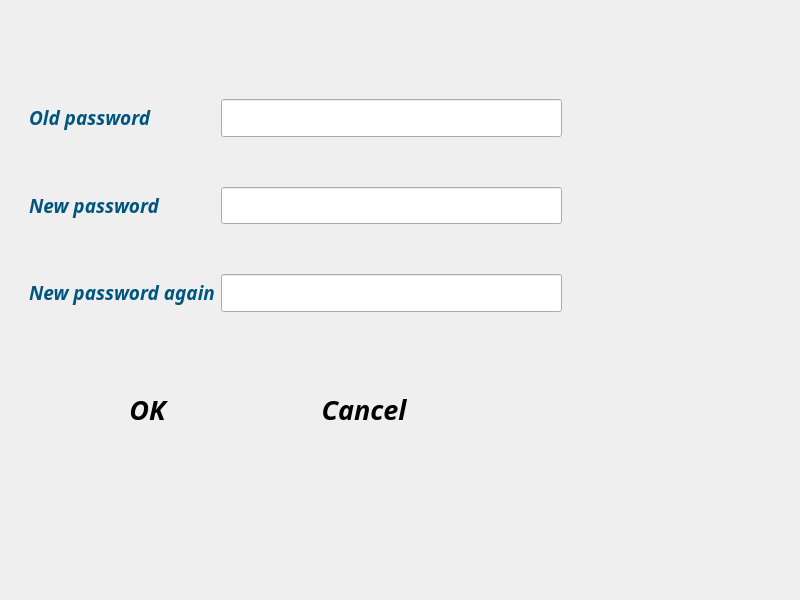
Above: ChangePassword.ui from Phoveran/CrowdSourcing before the change. Below: the same form after it.
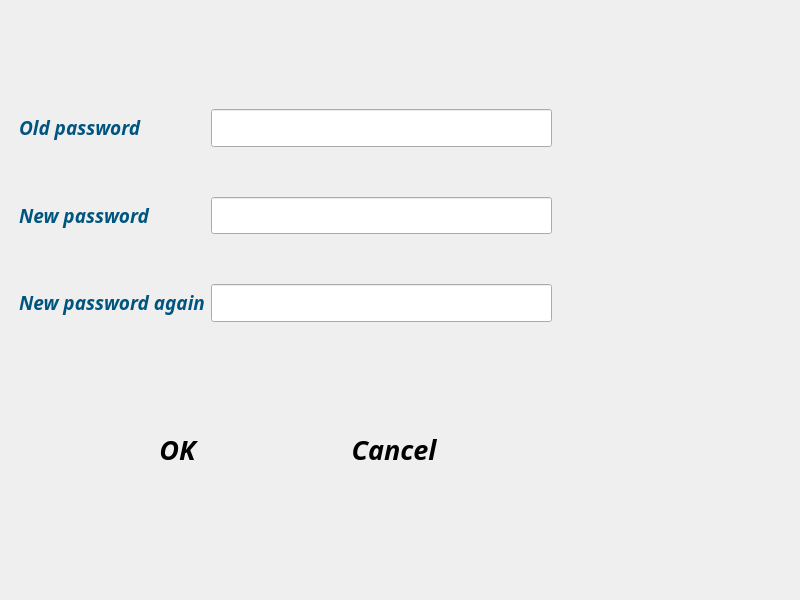
That is the form after the change. Icons and pictures are not drawn.

```diff
--- a/ChangePassword.ui
+++ b/ChangePassword.ui
@@ -20,8 +20,8 @@
   <widget class="QFrame" name="formFrame">
    <property name="geometry">
     <rect>
-     <x>20</x>
-     <y>90</y>
+     <x>10</x>
+     <y>100</y>
      <width>551</width>
      <height>231</height>
     </rect>
@@ -143,8 +143,8 @@
   <widget class="QFrame" name="horizontalFrame">
    <property name="geometry">
     <rect>
-     <x>70</x>
-     <y>370</y>
+     <x>100</x>
+     <y>410</y>
      <width>371</width>
      <height>80</height>
     </rect>
```
Left out of the diff: 25 changed lines with no effect on the pictures.
